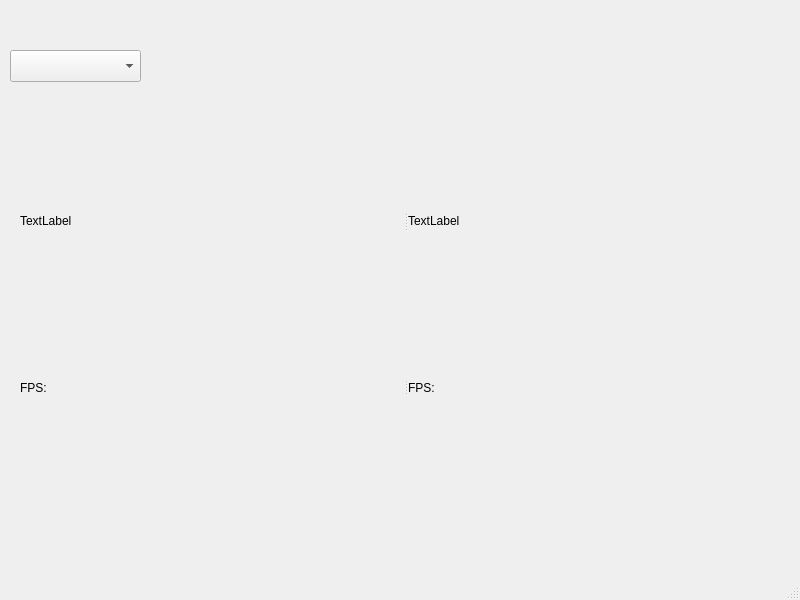
The window that mainwindow.ui (BeerPong-Sentinel/vision-system) describes before a commit, drawn with Qt 5.
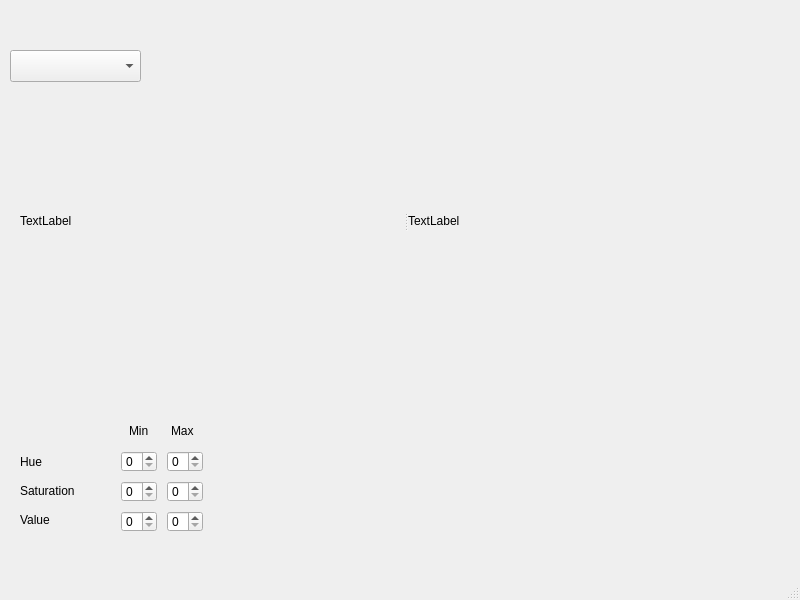
The same window after the commit.

Diff of the .ui file:
```diff
--- a/mainwindow.ui
+++ b/mainwindow.ui
@@ -54,16 +54,6 @@
     <property name="orientation">
      <enum>Qt::Orientation::Horizontal</enum>
     </property>
-    <widget class="QLabel" name="label">
-     <property name="text">
-      <string>FPS:</string>
-     </property>
-    </widget>
-    <widget class="QLabel" name="label_2">
-     <property name="text">
-      <string>FPS:</string>
-     </property>
-    </widget>
    </widget>
    <widget class="QSplitter" name="splitter">
     <property name="geometry">
@@ -88,6 +78,155 @@
      </property>
     </widget>
    </widget>
+   <widget class="QWidget" name="widget" native="true">
+    <property name="geometry">
+     <rect>
+      <x>120</x>
+      <y>480</y>
+      <width>84</width>
+      <height>23</height>
+     </rect>
+    </property>
+    <widget class="QSpinBox" name="saturationMax">
+     <property name="geometry">
+      <rect>
+       <x>47</x>
+       <y>1</y>
+       <width>36</width>
+       <height>21</height>
+      </rect>
+     </property>
+    </widget>
+    <widget class="QSpinBox" name="saurationMin">
+     <property name="geometry">
+      <rect>
+       <x>1</x>
+       <y>1</y>
+       <width>36</width>
+       <height>21</height>
+      </rect>
+     </property>
+    </widget>
+   </widget>
+   <widget class="QWidget" name="widget_2" native="true">
+    <property name="geometry">
+     <rect>
+      <x>120</x>
+      <y>510</y>
+      <width>84</width>
+      <height>23</height>
+     </rect>
+    </property>
+    <widget class="QSpinBox" name="valueMax">
+     <property name="geometry">
+      <rect>
+       <x>47</x>
+       <y>1</y>
+       <width>36</width>
+       <height>21</height>
+      </rect>
+     </property>
+    </widget>
+    <widget class="QSpinBox" name="valueMin">
+     <property name="geometry">
+      <rect>
+       <x>1</x>
+       <y>1</y>
+       <width>36</width>
+       <height>21</height>
+      </rect>
+     </property>
+    </widget>
+   </widget>
+   <widget class="QWidget" name="" native="true">
+    <property name="geometry">
+     <rect>
+      <x>20</x>
+      <y>450</y>
+      <width>91</width>
+      <height>81</height>
+     </rect>
+    </property>
+    <layout class="QVBoxLayout" name="verticalLayout">
+     <item>
+      <widget class="QLabel" name="label_3">
+       <property name="text">
+        <string>Hue</string>
+       </property>
+      </widget>
+     </item>
+     <item>
+      <widget class="QLabel" name="label_4">
+       <property name="text">
+        <string>Saturation</string>
+       </property>
+      </widget>
+     </item>
+     <item>
+      <widget class="QLabel" name="label_5">
+       <property name="text">
+        <string>Value</string>
+       </property>
+      </widget>
+     </item>
+    </layout>
+   </widget>
+   <widget class="QWidget" name="" native="true">
+    <property name="geometry">
+     <rect>
+      <x>120</x>
+      <y>420</y>
+      <width>81</width>
+      <height>21</height>
+     </rect>
+    </property>
+    <layout class="QHBoxLayout" name="horizontalLayout">
+     <item alignment="Qt::AlignmentFlag::AlignHCenter">
+      <widget class="QLabel" name="label_6">
+       <property name="text">
+        <string>Min</string>
+       </property>
+      </widget>
+     </item>
+     <item alignment="Qt::AlignmentFlag::AlignHCenter">
+      <widget class="QLabel" name="label_7">
+       <property name="text">
+        <string>Max</string>
+       </property>
+      </widget>
+     </item>
+    </layout>
+   </widget>
+   <widget class="QWidget" name="" native="true">
+    <property name="geometry">
+     <rect>
+      <x>120</x>
+      <y>450</y>
+      <width>84</width>
+      <height>23</height>
+     </rect>
+    </property>
+    <widget class="QSpinBox" name="hueMax">
+     <property name="geometry">
+      <rect>
+       <x>47</x>
+       <y>1</y>
+       <width>36</width>
+       <height>21</height>
+      </rect>
+     </property>
+    </widget>
+    <widget class="QSpinBox" name="hueMin">
+     <property name="geometry">
+      <rect>
+       <x>1</x>
+       <y>1</y>
+       <width>36</width>
+       <height>21</height>
+      </rect>
+     </property>
+    </widget>
+   </widget>
   </widget>
   <widget class="QMenuBar" name="menubar">
    <property name="geometry">
```
